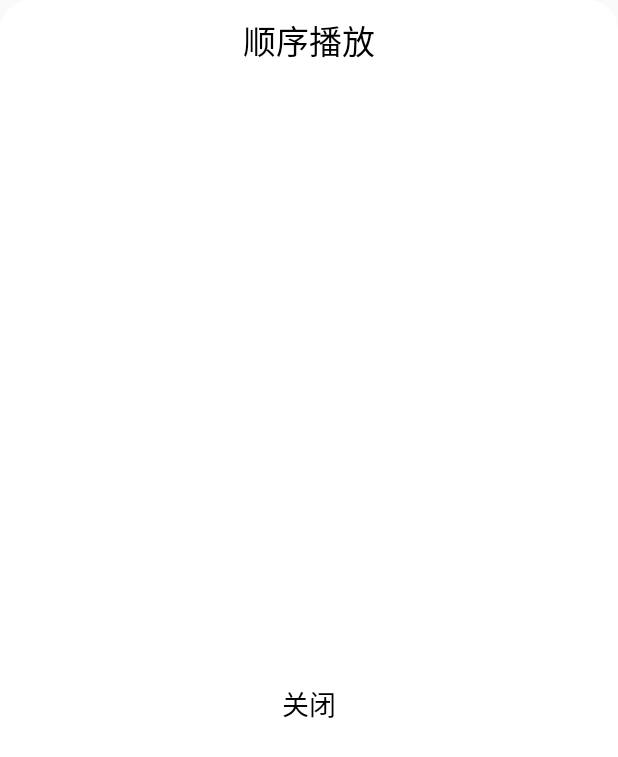
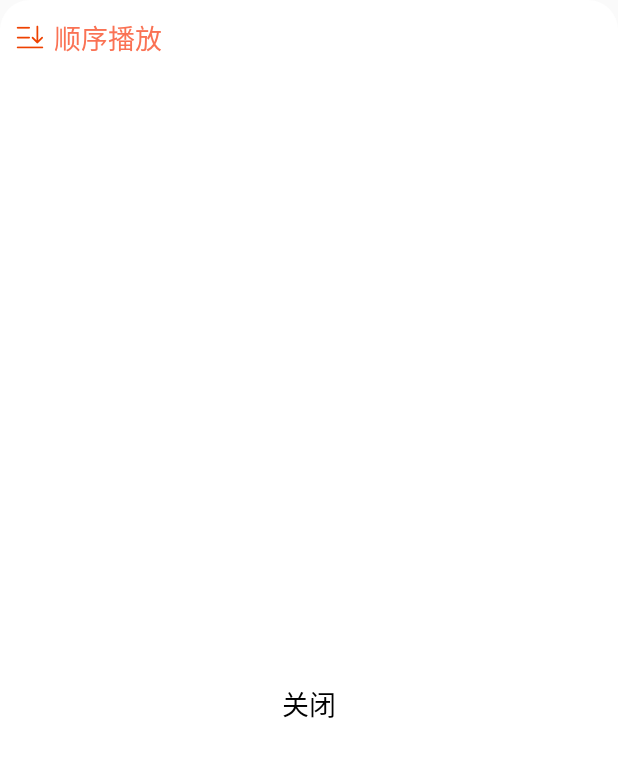
Before and after one commit to CHEN-JIAHUA/Himalaya-FM, an Android app: the layout track_list_pop_window_layout.xml on its own in the app's theme, with its tools: preview values and no code run, on a phone screen of 412 x 824 dp. Shown: the top 757 px of the screen. Run offline under Robolectric (Android 15) with nearby library versions, the phone set to English and light mode, and no system bars.

Commit message:
complete sync playback play mode

```diff
--- a/app/src/main/res/drawable/selector_play_model_list.xml
+++ b/app/src/main/res/drawable/selector_play_model_list.xml
@@ -1,7 +1,7 @@
 <?xml version="1.0" encoding="utf-8"?>
 <selector xmlns:android="http://schemas.android.com/apk/res/android">
 
-    <item android:drawable="@mipmap/player_icon_list_press" android:state_pressed="true"/>
-    <item android:drawable="@mipmap/player_icon_list_normal"/>
+    <item android:drawable="@mipmap/sort_descending_press" android:state_pressed="true"/>
+    <item android:drawable="@mipmap/sort_descending_normal"/>
 
 </selector>
--- a/app/src/main/res/layout/track_list_pop_window_layout.xml
+++ b/app/src/main/res/layout/track_list_pop_window_layout.xml
@@ -11,15 +11,23 @@
         android:layout_height="50dp"
         android:orientation="horizontal">
 
+        <ImageView
+            android:id="@+id/play_mode_iv_show"
+            android:layout_width="20dp"
+            android:layout_height="20dp"
+            android:layout_gravity="center_vertical"
+            android:layout_marginStart="10dp"
+            android:src="@mipmap/sort_descending_normal" />
+
         <TextView
             android:id="@+id/play_mode_tv_show"
             android:layout_width="match_parent"
             android:layout_height="50dp"
             android:text="顺序播放"
-            android:textColor="@android:color/black"
-            android:textSize="22sp"
-            android:gravity="center"
-            android:paddingTop="3dp"/>
+            android:layout_marginStart="6dp"
+            android:textColor="@color/himalaya_color"
+            android:gravity="center_vertical"
+            android:textSize="18sp" />
     </LinearLayout>
 
     <androidx.recyclerview.widget.RecyclerView
--- a/app/src/main/res/values/strings.xml
+++ b/app/src/main/res/values/strings.xml
@@ -1,6 +1,9 @@
 <resources>
     <string name="app_name">Himalaya FM</string>
-
+    <string name="play_mode_list_text">顺序播放</string>
+    <string name="play_mode_random_text">随机播放</string>
+    <string name="play_mode_list_loop_text">循环播放</string>
+    <string name="play_mode_single_song_text">单曲循环</string>
     <string-array name="main_content">
         <item>推荐</item>
         <item>订阅</item>
```
Also changed, not shown: app/src/main/java/com/chenjiahua/himalayafm/PlaybackActivity.java (+36 -12 lines), app/src/main/java/com/chenjiahua/himalayafm/adapters/PlaybackListAdapter.java (+20 -1 lines), app/src/main/java/com/chenjiahua/himalayafm/view/HiPopWindow.java (+76 -1 lines).
